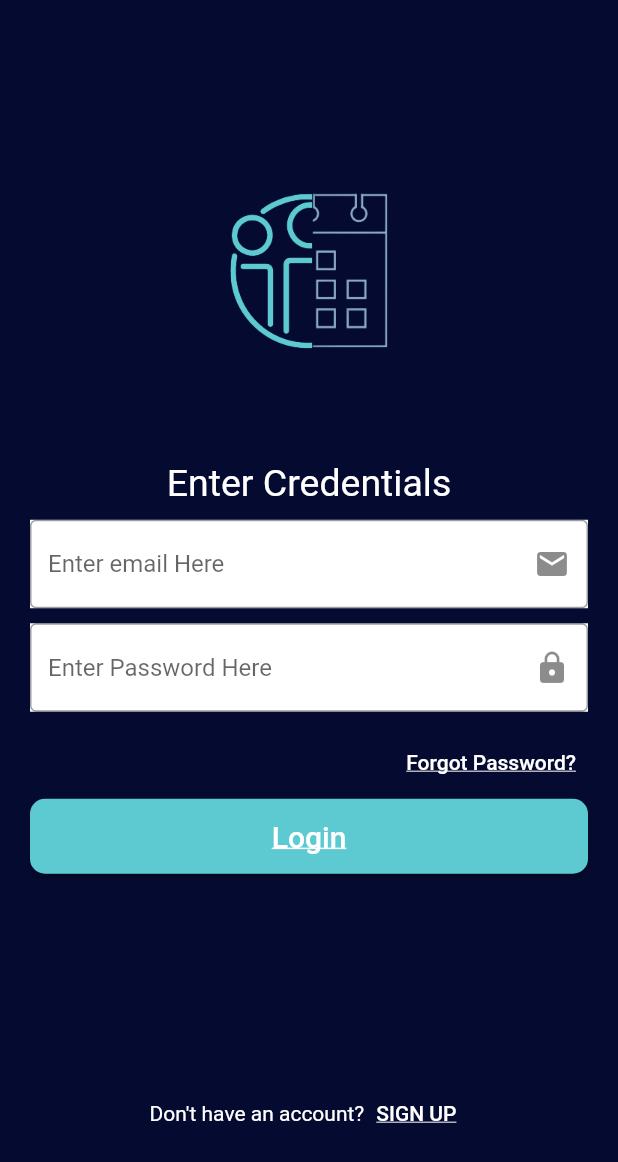
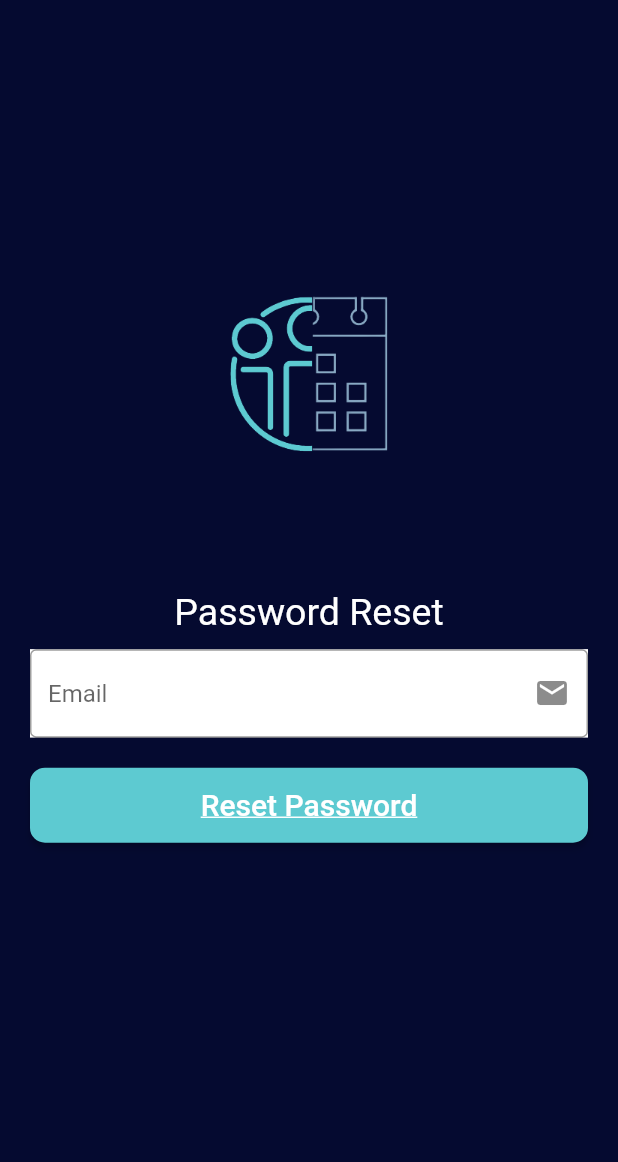
Before and after one commit to meh-noor/LUMS-Social, a Flutter app: the screen it shows after launch, after a tap on "Forgot Password?", on a phone screen of 412 x 824 dp. Shown: the top 1162 px of the screen. Run offline on Flutter 3.47's test engine with Material 2 defaults, Android fonts, the phone set to English and light mode, and no system bars; our stand-ins replace firebase_auth, firebase_core; accounts and stored records are empty; Roboto replaces fonts that are missing (poppins).

Commit message:
Created Page for forgot_password

```diff
--- a/lib/screens/auth/authenticate.dart
+++ b/lib/screens/auth/authenticate.dart
@@ -1,4 +1,5 @@
 import 'package:flutter/material.dart';
+import 'package:lums_social_app2/screens/auth/forget_password.dart';
 import 'package:lums_social_app2/screens/auth/register.dart';
 import 'package:lums_social_app2/screens/auth/sign_in.dart';
 
@@ -12,15 +13,25 @@ class Authenticate extends StatefulWidget {
 class _AuthenticateState extends State<Authenticate> {
   @override
   bool showSignin = true;
+  bool showForgotPass = false;
   void toggleView() {
     setState(() {
       showSignin = !showSignin;
     });
   }
 
+  void toggleView2() {
+    setState(() {
+      showForgotPass = true;
+      showSignin = false;
+    });
+  }
+
   Widget build(BuildContext context) {
     if (showSignin) {
-      return SignIn(toggleView: toggleView);
+      return SignIn(toggleView: toggleView, toggleView2: toggleView2);
+    } else if (!showSignin && showForgotPass) {
+      return ForgotPassword(toggleView2: toggleView2);
     } else {
       return Register(toggleView: toggleView);
     }
--- /dev/null
+++ b/lib/screens/auth/forget_password.dart
@@ -0,0 +1,113 @@
+import 'package:flutter/material.dart';
+import 'package:lums_social_app2/widget/button_widget.dart';
+import 'package:lums_social_app2/services/auth.dart';
+
+class ForgotPassword extends StatefulWidget {
+  // here toggleView2 is a new toggleView function which will help
+  // us navigate between forgot password and sign in screen.
+  // final Function toggleView;
+
+  final Function toggleView2;
+  const ForgotPassword({required this.toggleView2});
+
+  @override
+  State<ForgotPassword> createState() => _ForgotPasswordState();
+}
+
+class _ForgotPasswordState extends State<ForgotPassword> {
+  final _formkey = GlobalKey<FormState>();
+  String email = '';
+  // String password = "";
+  String error = '';
+  final AuthService _auth = AuthService();
+
+  @override
+  Widget build(BuildContext context) {
+    return Scaffold(
+      backgroundColor: const Color(0xFF050A30),
+      body: Center(
+          child: Form(
+        key: _formkey,
+        child: SingleChildScrollView(
+          padding: EdgeInsets.all(20),
+          child: AutofillGroup(
+            child: Column(
+              children: [
+                IconWidget(),
+                // LogInText(),
+                const SizedBox(height: 17.5),
+                forgotPassText(),
+                const SizedBox(height: 10),
+                emailTextBox(),
+                const SizedBox(height: 10),
+                // passwordTextBox(),
+                const SizedBox(height: 10),
+                // buildForgotPassword(),
+                buildButton(),
+                const SizedBox(height: 20),
+                ErrorWidget(),
+                const SizedBox(height: 100),
+                // buildNoAccount(),
+              ],
+            ),
+          ),
+        ),
+      )),
+    );
+  }
+
+  Widget emailTextBox() => Container(
+      width: 400,
+      color: const Color(0xFFFFFFFF),
+      child: TextFormField(
+        validator: (val) => val!.isEmpty ? 'Enter an email' : null,
+        onChanged: (val) {
+          setState(() {
+            email = val;
+          });
+        },
+        decoration: const InputDecoration(
+          border: OutlineInputBorder(),
+          hintText: 'Email',
+          suffixIcon: Icon(Icons.email),
+        ),
+        autofocus: false,
+        obscureText: false,
+      ));
+
+  Widget forgotPassText() => const Center(
+        child: Text("Password Reset",
+            style: TextStyle(
+                color: Colors.white, fontFamily: 'poppins', fontSize: 25)),
+      );
+
+  Widget IconWidget() => Container(
+        // margin: EdgeInsets.all(50.0),
+        child: Image(
+          image: AssetImage('images/finallogo.png'),
+          // fit: BoxFit.cover,
+          width: 300,
+          height: 250,
+        ),
+      );
+
+  Widget buildButton() => ButtonWidget(
+        text: 'Reset Password',
+        onClicked: () async {
+          if (_formkey.currentState!.validate()) {
+            dynamic result = await _auth.forgotPassword(email);
+            if (result == null) {
+              // email error message
+              setState(() {
+                error = 'Invalid email address';
+              });
+            }
+          }
+        },
+      );
+
+  Widget ErrorWidget() => Text(
+        error,
+        style: const TextStyle(color: Colors.red, fontSize: 14.0),
+      );
+}
--- a/lib/screens/auth/register.dart
+++ b/lib/screens/auth/register.dart
@@ -72,9 +72,9 @@ class _RegisterState extends State<Register> {
       //     TextButton.icon(
       //       icon: Icon(Icons.person),
       //       label: Text('Sign up'),
-      //       onPressed: () {
+      // onPressed: () {
       //         widget.toggleView();
-      //       },
+      // },
       //     )
       //   ],
       // ),
--- a/lib/screens/auth/sign_in.dart
+++ b/lib/screens/auth/sign_in.dart
@@ -1,4 +1,5 @@
 import 'package:flutter/material.dart';
+import 'package:lums_social_app2/screens/auth/forget_password.dart';
 import 'package:lums_social_app2/services/auth.dart';
 import 'package:lums_social_app2/widget/button_widget.dart';
 // import 'package:lums_social_app2/widget/email_field_widget.dart';
@@ -6,7 +7,8 @@ import 'package:lums_social_app2/widget/button_widget.dart';
 
 class SignIn extends StatefulWidget {
   final Function toggleView;
-  const SignIn({required this.toggleView});
+  final Function toggleView2;
+  const SignIn({required this.toggleView, required this.toggleView2});
 
   @override
   State<SignIn> createState() => _SignInState();
@@ -119,7 +121,9 @@ class _SignInState extends State<SignIn> {
             'Forgot Password?',
             style: TextStyle(decoration: TextDecoration.underline),
           ),
-          onPressed: () {},
+          onPressed: () {
+            return widget.toggleView2();
+          },
           style: TextButton.styleFrom(
             primary: const Color(0xFFFFFFFF),
             // Text Color
@@ -139,7 +143,7 @@ class _SignInState extends State<SignIn> {
         },
         decoration: const InputDecoration(
           border: OutlineInputBorder(),
-          hintText: 'Enter email Here',
+          hintText: 'Email',
           suffixIcon: Icon(Icons.email),
         ),
         autofocus: false,
@@ -159,7 +163,7 @@ class _SignInState extends State<SignIn> {
         style: const TextStyle(color: Color.fromARGB(255, 2, 2, 2)),
         decoration: const InputDecoration(
           border: OutlineInputBorder(),
-          hintText: 'Enter Password Here',
+          hintText: 'Password',
           suffixIcon: Icon(Icons.lock),
         ),
         autofocus: false,
--- a/lib/services/auth.dart
+++ b/lib/services/auth.dart
@@ -1,5 +1,6 @@
 import 'package:firebase_auth/firebase_auth.dart';
 import 'package:firebase_core/firebase_core.dart';
+import 'package:flutter/material.dart';
 import 'package:lums_social_app2/models/user.dart';
 
 class AuthService {
@@ -72,4 +73,14 @@ class AuthService {
       return null;
     }
   }
+
+  // Forgot password implementation
+  Future forgotPassword(String email) async {
+    try {
+      return await _auth.sendPasswordResetEmail(email: email);
+    } on FirebaseAuthException catch (e) {
+      print(e.toString());
+      return null;
+    }
+  }
 }
```
